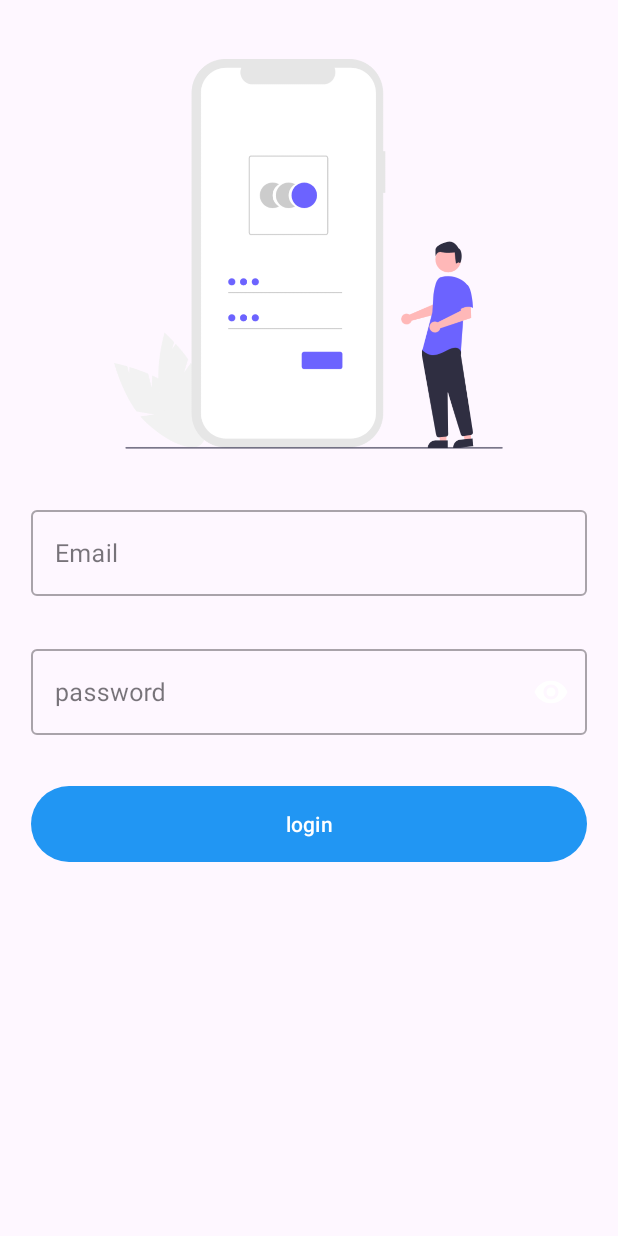
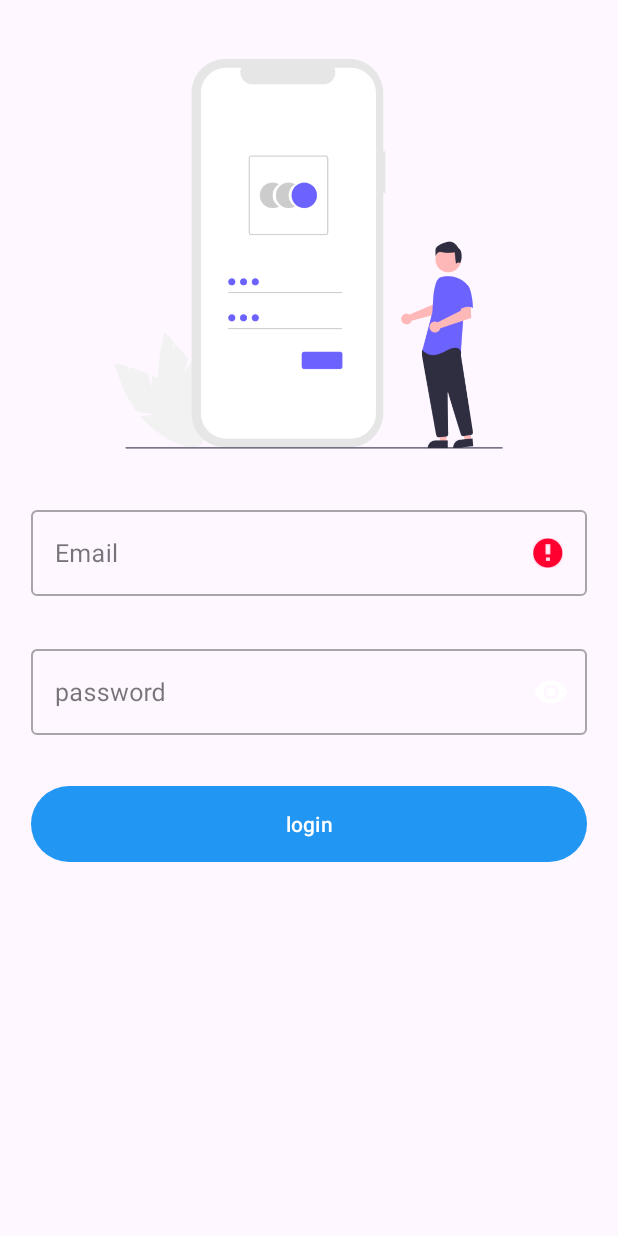
Before and after one commit to SyedAhmedKamal/Disaster_Managent_System, an Android app: the screen it shows after launch (MainActivity), after a tap on "Login", on a phone screen of 412 x 824 dp. Run offline under Robolectric (Android 15) with nearby library versions, the phone set to English and light mode, and no system bars; our stand-ins replace Dagger/Hilt's generated code, Firebase (no records; nobody signed in at launch, a user with empty details on screens opened directly), navigation-ui, sdp/ssp sizes; 1 statement that could not run was skipped.

Commit message:
create alert added

```diff
--- a/app/src/main/java/com/example/disastermanagentsystem/view/fragments/LoginFragment.java
+++ b/app/src/main/java/com/example/disastermanagentsystem/view/fragments/LoginFragment.java
@@ -2,22 +2,33 @@ package com.example.disastermanagentsystem.view.fragments;
 
 import android.os.Bundle;
 
+import androidx.annotation.NonNull;
+import androidx.annotation.Nullable;
 import androidx.fragment.app.Fragment;
+import androidx.lifecycle.Observer;
+import androidx.lifecycle.ViewModelProvider;
+import androidx.navigation.NavDirections;
+import androidx.navigation.Navigation;
 
+import android.util.Log;
 import android.view.LayoutInflater;
 import android.view.View;
 import android.view.ViewGroup;
 
 import com.example.disastermanagentsystem.R;
+import com.example.disastermanagentsystem.databinding.FragmentLoginBinding;
+import com.example.disastermanagentsystem.viewmodel.AuthViewModel;
 
 import dagger.hilt.android.AndroidEntryPoint;
 
 @AndroidEntryPoint
 public class LoginFragment extends Fragment {
 
-    public LoginFragment() {
-        // Required empty public constructor
-    }
+    private static final String TAG = "LoginFragment";
+
+    private FragmentLoginBinding binding;
+    private View mView;
+    private AuthViewModel authViewModel;
 
     @Override
     public void onCreate(Bundle savedInstanceState) {
@@ -27,7 +38,39 @@ public class LoginFragment extends Fragment {
     @Override
     public View onCreateView(LayoutInflater inflater, ViewGroup container,
                              Bundle savedInstanceState) {
-        // Inflate the layout for this fragment
-        return inflater.inflate(R.layout.fragment_login, container, false);
+        authViewModel = new ViewModelProvider(this).get(AuthViewModel.class);
+        binding = FragmentLoginBinding.inflate(inflater, container, false);
+        return binding.getRoot();
+    }
+
+    @Override
+    public void onViewCreated(@NonNull View view, @Nullable Bundle savedInstanceState) {
+        super.onViewCreated(view, savedInstanceState);
+        mView=view;
+
+        String email = binding.edUsernameTxt.getText().toString().trim();
+        String password = binding.edPasswordTxt.getText().toString().trim();
+
+        if (email.isEmpty()){
+            binding.edUsernameTxt.setError("*Required");
+        }
+        else if(password.isEmpty()){
+            binding.edPasswordTxt.setError("*Required");
+        }
+        else{
+            authViewModel.logIn(email, password)
+                    .observe(getViewLifecycleOwner(), new Observer<Boolean>() {
+                        @Override
+                        public void onChanged(Boolean response) {
+                            if (!response){
+                                Log.d(TAG, "onChanged: something went wrong");
+                                return;
+                            }
+
+                            NavDirections directions= LoginFragmentDirections.actionLoginFragmentToMainFragment();
+                            Navigation.findNavController(mView).navigate(directions);
+                        }
+                    });
+        }
     }
 }
--- a/app/src/main/java/com/example/disastermanagentsystem/viewmodel/AuthViewModel.java
+++ b/app/src/main/java/com/example/disastermanagentsystem/viewmodel/AuthViewModel.java
@@ -19,8 +19,12 @@ public class AuthViewModel extends ViewModel {
         this.authRepository = authRepository;
     }
 
-    public MutableLiveData<Object> signIn(User user){
+    public MutableLiveData<Boolean> signIn(User user){
         return authRepository.signUp(user);
     }
 
+    public MutableLiveData<Boolean> logIn(String email, String password){
+        return authRepository.login(email, password);
+    }
+
 }
--- a/app/src/main/res/layout/fragment_bottom_sheet.xml
+++ b/app/src/main/res/layout/fragment_bottom_sheet.xml
@@ -5,7 +5,7 @@
     android:layout_height="match_parent"
     android:orientation="vertical"
     android:padding="@dimen/_5sdp"
-    tools:context=".view.fragments.BottomSheetFragment">
+    tools:context=".view.fragments.CreateAlertFragment">
 
 
     <com.google.android.material.textfield.TextInputLayout
--- a/app/src/main/res/navigation/nav_graph.xml
+++ b/app/src/main/res/navigation/nav_graph.xml
@@ -25,12 +25,22 @@
         android:id="@+id/loginFragment"
         android:name="com.example.disastermanagentsystem.view.fragments.LoginFragment"
         android:label="fragment_login"
-        tools:layout="@layout/fragment_login" />
+        tools:layout="@layout/fragment_login" >
+        <action
+            android:id="@+id/action_loginFragment_to_mainFragment"
+            app:destination="@id/mainFragment"
+            app:popUpTo="@id/splashFragment"
+            app:popUpToInclusive="true" />
+    </fragment>
     <fragment
         android:id="@+id/siginUpFragment"
         android:name="com.example.disastermanagentsystem.view.fragments.SiginUpFragment"
         android:label="fragment_sigin_up"
-        tools:layout="@layout/fragment_sigin_up" />
+        tools:layout="@layout/fragment_sigin_up" >
+        <action
+            android:id="@+id/action_siginUpFragment_to_loginFragment"
+            app:destination="@id/loginFragment" />
+    </fragment>
     <fragment
         android:id="@+id/mainFragment"
         android:name="com.example.disastermanagentsystem.view.fragments.MainFragment"
@@ -38,11 +48,18 @@
         tools:layout="@layout/fragment_main" >
         <action
             android:id="@+id/action_mainFragment_to_bottomSheetFragment"
-            app:destination="@id/bottomSheetFragment" />
+            app:destination="@id/createAlertFragment"
+            app:popUpTo="@id/createAlertFragment"
+            app:popUpToInclusive="true" />
     </fragment>
     <fragment
-        android:id="@+id/bottomSheetFragment"
-        android:name="com.example.disastermanagentsystem.view.fragments.BottomSheetFragment"
+        android:id="@+id/createAlertFragment"
+        android:name="com.example.disastermanagentsystem.view.fragments.CreateAlertFragment"
         android:label="fragment_bottom_sheet"
-        tools:layout="@layout/fragment_bottom_sheet" />
+        tools:layout="@layout/fragment_bottom_sheet" >
+        <action
+            android:id="@+id/action_createAlertFragment_pop"
+            app:popUpTo="@id/createAlertFragment"
+            app:popUpToInclusive="true" />
+    </fragment>
 </navigation>
```
Also changed, not shown: app/src/main/java/com/example/disastermanagentsystem/repository/AlertRepository.java (added, +92 -0 lines), app/src/main/java/com/example/disastermanagentsystem/repository/AuthRepository.java (+23 -3 lines), app/src/main/java/com/example/disastermanagentsystem/view/fragments/CreateAlertFragment.java (renamed from app/src/main/java/com/example/disastermanagentsystem/view/fragments/BottomSheetFragment.java, +36 -10 lines), app/src/main/java/com/example/disastermanagentsystem/view/fragments/SiginUpFragment.java (+13 -3 lines), app/src/main/java/com/example/disastermanagentsystem/viewmodel/AlertViewModel.java (added, +32 -0 lines).
